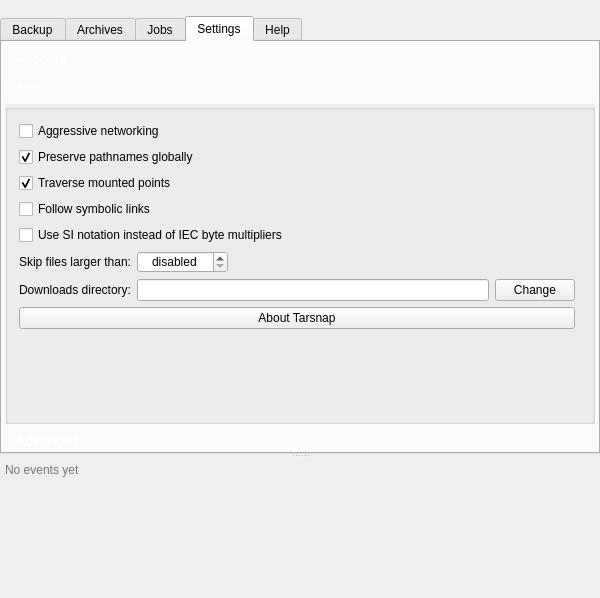
Old version of the form forms/mainwindow.ui in the repository Tarsnap/tarsnap-gui.
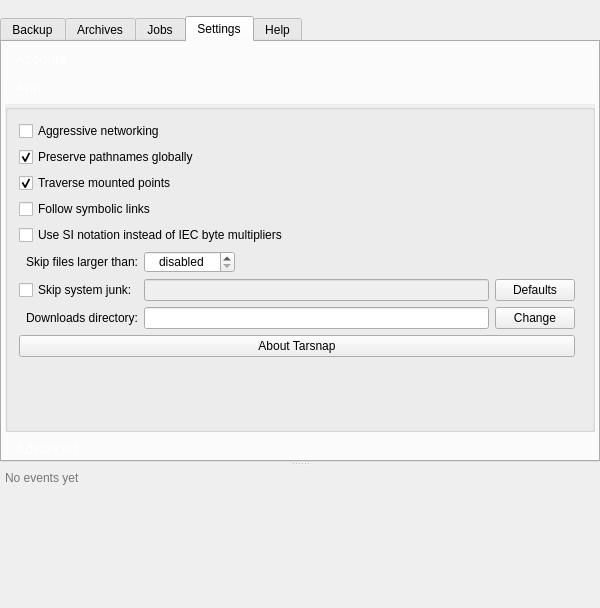
New version of the form. The open tabs and pages were chosen to show the change. Icons and pictures are not drawn. Custom widgets are drawn as their Qt base class.

Commit message:
Implement skip files using shell globbing patterns.
This option is available as a global setting (for excluding system junk files for example) and as a Job specific option.

What changed in the file:
```diff
--- a/forms/mainwindow.ui
+++ b/forms/mainwindow.ui
@@ -7,7 +7,7 @@
     <x>0</x>
     <y>0</y>
     <width>600</width>
-    <height>598</height>
+    <height>608</height>
    </rect>
   </property>
   <property name="minimumSize">
@@ -1330,8 +1330,8 @@
                <rect>
                 <x>0</x>
                 <y>0</y>
-                <width>382</width>
-                <height>241</height>
+                <width>594</width>
+                <height>346</height>
                </rect>
               </property>
               <attribute name="label">
@@ -1359,18 +1359,25 @@
                   <property name="horizontalSpacing">
                    <number>6</number>
                   </property>
-                  <item row="10" column="0">
-                   <spacer name="verticalSpacer">
-                    <property name="orientation">
-                     <enum>Qt::Vertical</enum>
+                  <item row="6" column="1">
+                   <widget class="QLineEdit" name="skipSystemLineEdit">
+                    <property name="enabled">
+                     <bool>false</bool>
                     </property>
-                    <property name="sizeHint" stdset="0">
-                     <size>
-                      <width>20</width>
-                      <height>40</height>
-                     </size>
+                    <property name="toolTip">
+                     <string>Can use shell globbing patterns. The list is colon separated.</string>
                     </property>
-                   </spacer>
+                   </widget>
+                  </item>
+                  <item row="6" column="0">
+                   <widget class="QCheckBox" name="skipSystemJunkCheckBox">
+                    <property name="toolTip">
+                     <string>Tarsnap will skip these files globally for backups</string>
+                    </property>
+                    <property name="text">
+                     <string>Skip system junk:</string>
+                    </property>
+                   </widget>
                   </item>
                   <item row="4" column="0" colspan="4">
                    <widget class="QCheckBox" name="siPrefixesCheckBox">
@@ -1395,7 +1402,7 @@
                     </property>
                    </widget>
                   </item>
-                  <item row="8" column="1">
+                  <item row="7" column="1">
                    <widget class="QLineEdit" name="downloadsDirLineEdit">
                     <property name="sizePolicy">
                      <sizepolicy hsizetype="MinimumExpanding" vsizetype="Fixed">
@@ -1415,7 +1422,7 @@
                     </property>
                    </widget>
                   </item>
-                  <item row="8" column="0">
+                  <item row="7" column="0">
                    <widget class="QLabel" name="downloadsDirLabel">
                     <property name="text">
                      <string>Downloads directory:</string>
@@ -1425,7 +1432,7 @@
                     </property>
                    </widget>
                   </item>
-                  <item row="8" column="2">
+                  <item row="7" column="2">
                    <widget class="QPushButton" name="downloadsDirBrowseButton">
                     <property name="sizePolicy">
                      <sizepolicy hsizetype="Preferred" vsizetype="Fixed">
@@ -1448,7 +1455,7 @@
                     </property>
                    </widget>
                   </item>
-                  <item row="7" column="0">
+                  <item row="5" column="0">
                    <widget class="QLabel" name="label_3">
                     <property name="text">
                      <string>Skip files larger than:</string>
@@ -1458,8 +1465,8 @@
                     </property>
                    </widget>
                   </item>
-                  <item row="7" column="1">
-                   <widget class="QSpinBox" name="skipFilesSpinBox">
+                  <item row="5" column="1">
+                   <widget class="QSpinBox" name="skipFilesSizeSpinBox">
                     <property name="enabled">
                      <bool>true</bool>
                     </property>
@@ -1511,13 +1518,36 @@
                     </property>
                    </widget>
                   </item>
-                  <item row="9" column="0" colspan="3">
+                  <item row="8" column="0" colspan="3">
                    <widget class="QPushButton" name="aboutButton">
                     <property name="text">
                      <string>About Tarsnap</string>
                     </property>
                    </widget>
                   </item>
+                  <item row="6" column="2">
+                   <widget class="QPushButton" name="skipSystemDefaultsButton">
+                    <property name="toolTip">
+                     <string>Fill with default system junk patterns</string>
+                    </property>
+                    <property name="text">
+                     <string>Defaults</string>
+                    </property>
+                   </widget>
+                  </item>
+                  <item row="9" column="0" colspan="3">
+                   <spacer name="verticalSpacer">
+                    <property name="orientation">
+                     <enum>Qt::Vertical</enum>
+                    </property>
+                    <property name="sizeHint" stdset="0">
+                     <size>
+                      <width>20</width>
+                      <height>40</height>
+                     </size>
+                    </property>
+                   </spacer>
+                  </item>
                  </layout>
                 </widget>
                </item>
```
Left out of the diff: 21 changed lines with no effect on the pictures. The commit also changes 14 other files.
